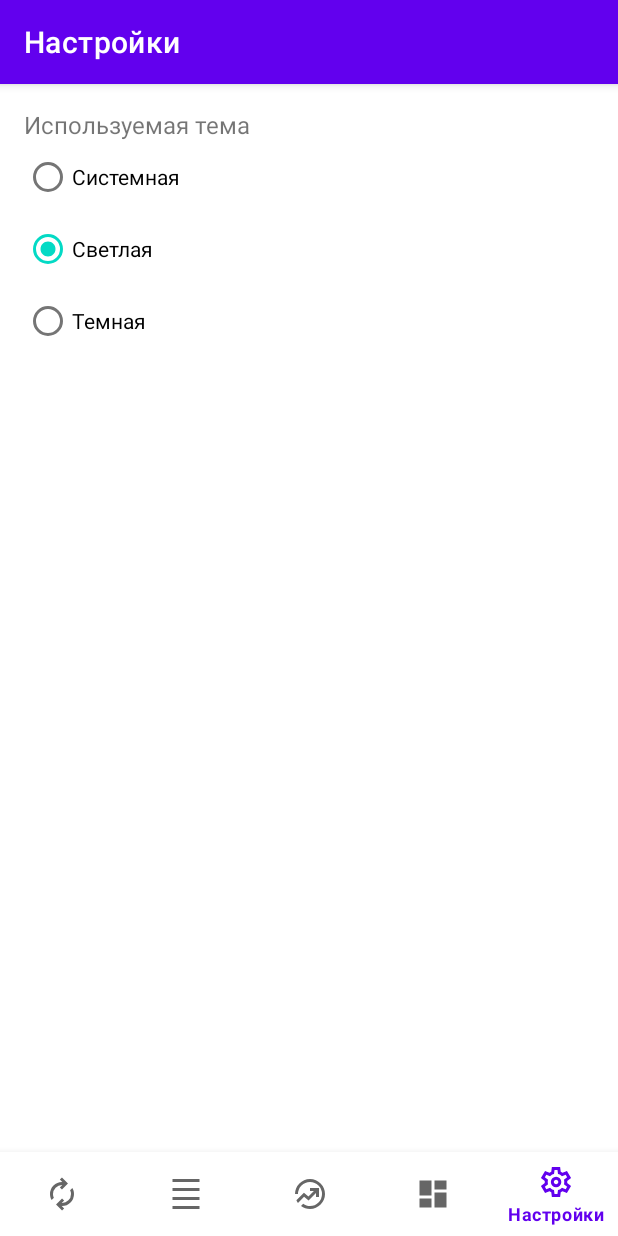
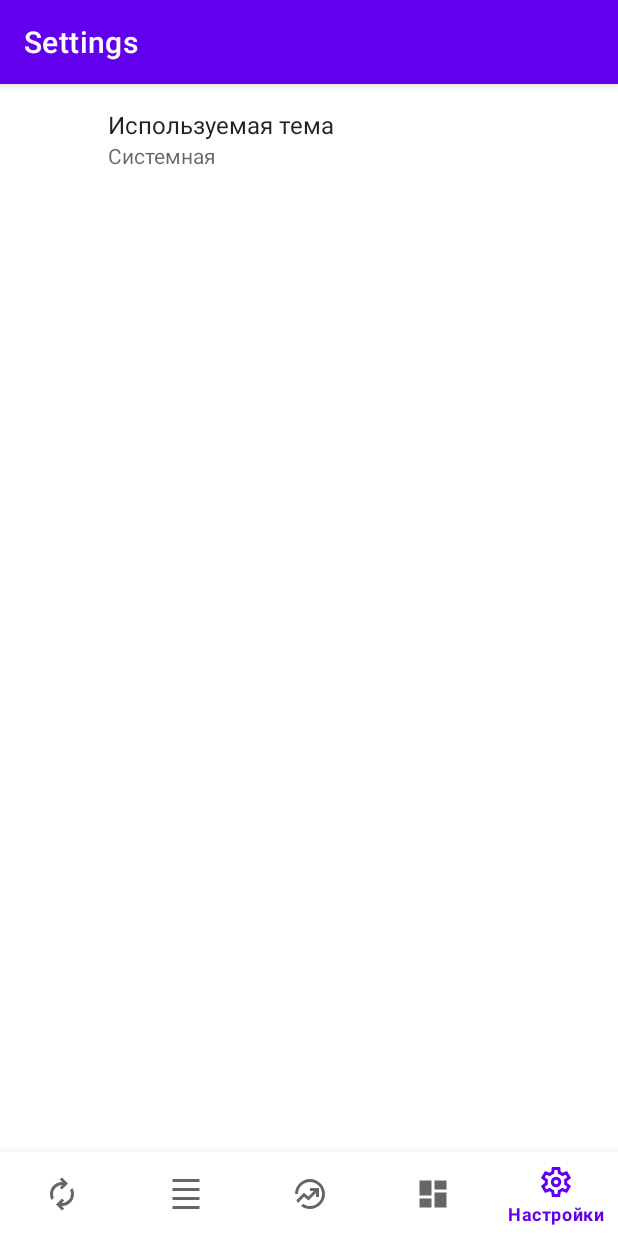
Before and after one commit to MiseikoDenis/Exchange, an Android app: the screen it shows after launch (MainActivity), item 5 of the bottom bar chosen, on a phone screen of 412 x 824 dp. Run offline under Robolectric (Android 15) with nearby library versions, the phone set to English and light mode, and no system bars; our stand-ins replace Dagger/Hilt's generated code, Room's generated code, androidx.preference, navigation-ui; 2 statements that could not run were skipped.

Commit message:
Переход настроек на androidx Preference library

```diff
--- a/app/src/main/java/com/example/exchange/AppComponent.kt
+++ b/app/src/main/java/com/example/exchange/AppComponent.kt
@@ -1,11 +1,12 @@
 package com.example.exchange
 
 import android.content.Context
+import com.example.exchange.presentation.MainActivity
 import com.example.exchange.presentation.currencies.CurrenciesFragment
 import com.example.exchange.presentation.currencies.CurrenciesViewModel
 import com.example.exchange.presentation.dynamic.DynamicFragment
 import com.example.exchange.presentation.dynamic.DynamicViewModel
-import com.example.exchange.presentation.settings.SettingsFragment
+import com.example.exchange.presentation.settings.Settings
 import com.example.exchange.presentation.start.StartFragment
 import com.example.exchange.presentation.start.StartViewModel
 import com.example.exchange.repository.CurrenciesRepositoryImpl
@@ -24,11 +25,12 @@ interface AppComponent {
     fun inject(target: CurrenciesRepositoryImpl)
     fun inject(target: CurrenciesViewModel)
     fun inject(target: StartViewModel)
-    fun inject(target: SettingsFragment)
     fun inject(target: DynamicViewModel)
     fun inject(target: StartFragment)
     fun inject(target: CurrenciesFragment)
     fun inject(target: DynamicFragment)
+    fun inject(target: MainActivity)
+    fun inject(target: Settings)
 
     @Component.Builder
     interface Builder {
--- a/app/src/main/java/com/example/exchange/presentation/MainActivity.kt
+++ b/app/src/main/java/com/example/exchange/presentation/MainActivity.kt
@@ -4,24 +4,35 @@ import android.annotation.SuppressLint
 import android.content.pm.ActivityInfo
 import android.os.Bundle
 import androidx.appcompat.app.AppCompatActivity
-import androidx.appcompat.app.AppCompatDelegate
+import androidx.appcompat.app.AppCompatDelegate.*
 import androidx.navigation.findNavController
 import androidx.navigation.ui.AppBarConfiguration
 import androidx.navigation.ui.setupActionBarWithNavController
 import androidx.navigation.ui.setupWithNavController
 import com.example.exchange.R
+import com.example.exchange.util.Constants.Companion.APP_THEME_PREFERENCE_DARK
+import com.example.exchange.util.Constants.Companion.APP_THEME_PREFERENCE_LIGHT
+import com.example.exchange.util.Constants.Companion.APP_THEME_PREFERENCE_SYSTEM
+import com.example.exchange.util.Constants.Companion.THEME_UNDEFINED
+import com.example.exchange.util.preference.SharedPreferencesManager
 import com.google.android.material.bottomnavigation.BottomNavigationView
+import javax.inject.Inject
 
 class MainActivity : AppCompatActivity() {
+
+    @Inject
+    lateinit var sharedPreferencesManager: SharedPreferencesManager
 
     @SuppressLint("SourceLockedOrientationActivity")
     override fun onCreate(savedInstanceState: Bundle?) {
         super.onCreate(savedInstanceState)
         setContentView(R.layout.activity_main)
 
+        baseContext.appComponent.inject(this)
+
         requestedOrientation = ActivityInfo.SCREEN_ORIENTATION_PORTRAIT
 
-        AppCompatDelegate.setDefaultNightMode(AppCompatDelegate.getDefaultNightMode())
+        initView()
 
         val navView: BottomNavigationView = findViewById(R.id.nav_view)
 
@@ -33,7 +44,7 @@ class MainActivity : AppCompatActivity() {
                 R.id.currenciesFragment,
                 R.id.dynamicFragment,
                 R.id.aboutFragment,
-                R.id.settingsFragment
+                R.id.settings
             )
         )
 
@@ -41,5 +52,14 @@ class MainActivity : AppCompatActivity() {
         navView.setupWithNavController(navController)
     }
 
+    private fun initView() {
+        when (sharedPreferencesManager.getSavedTheme()) {
+            APP_THEME_PREFERENCE_LIGHT -> setDefaultNightMode(MODE_NIGHT_NO)
+            APP_THEME_PREFERENCE_DARK -> setDefaultNightMode(MODE_NIGHT_YES)
+            APP_THEME_PREFERENCE_SYSTEM -> setDefaultNightMode(MODE_NIGHT_FOLLOW_SYSTEM)
+            THEME_UNDEFINED -> setDefaultNightMode(MODE_NIGHT_FOLLOW_SYSTEM)
+        }
+    }
+
 
 }
--- /dev/null
+++ b/app/src/main/java/com/example/exchange/presentation/settings/Settings.kt
@@ -0,0 +1,59 @@
+package com.example.exchange.presentation.settings
+
+import android.os.Bundle
+import androidx.appcompat.app.AppCompatDelegate
+import androidx.preference.ListPreference
+import androidx.preference.Preference.OnPreferenceChangeListener
+import androidx.preference.PreferenceFragmentCompat
+import com.example.exchange.R
+import com.example.exchange.presentation.appComponent
+import com.example.exchange.util.Constants.Companion.APP_THEME_PREFERENCE
+import com.example.exchange.util.Constants.Companion.APP_THEME_PREFERENCE_DARK
+import com.example.exchange.util.Constants.Companion.APP_THEME_PREFERENCE_LIGHT
+import com.example.exchange.util.Constants.Companion.APP_THEME_PREFERENCE_SYSTEM
+import com.example.exchange.util.preference.SharedPreferencesManager
+import javax.inject.Inject
+
+class Settings : PreferenceFragmentCompat() {
+
+    @Inject
+    lateinit var sharedPreferencesManager: SharedPreferencesManager
+
+    override fun onCreatePreferences(savedInstanceState: Bundle?, rootKey: String?) {
+        setPreferencesFromResource(R.xml.settings, rootKey)
+
+        context?.appComponent?.inject(this)
+
+        val themePreference: ListPreference? = findPreference(APP_THEME_PREFERENCE)
+        themePreference?.apply {
+            entries = arrayOf(
+                getString(R.string.system),
+                getString(R.string.light),
+                getString(R.string.dark)
+            )
+            entryValues = arrayOf(
+                APP_THEME_PREFERENCE_SYSTEM,
+                APP_THEME_PREFERENCE_LIGHT,
+                APP_THEME_PREFERENCE_DARK
+            )
+            setDefaultValue(APP_THEME_PREFERENCE_SYSTEM)
+        }
+
+        themePreference?.onPreferenceChangeListener =
+            OnPreferenceChangeListener { _, newValue ->
+                when (newValue) {
+                    APP_THEME_PREFERENCE_DARK -> sharedPreferencesManager.setTheme(
+                        AppCompatDelegate.MODE_NIGHT_YES
+                    )
+                    APP_THEME_PREFERENCE_LIGHT -> sharedPreferencesManager.setTheme(
+                        AppCompatDelegate.MODE_NIGHT_NO
+                    )
+                    APP_THEME_PREFERENCE_SYSTEM -> sharedPreferencesManager.setTheme(
+                        AppCompatDelegate.MODE_NIGHT_FOLLOW_SYSTEM
+                    )
+                }
+                true
+            }
+    }
+
+}
--- a/app/src/main/java/com/example/exchange/presentation/settings/SettingsFragment.kt
+++ /dev/null
@@ -1,70 +0,0 @@
-package com.example.exchange.presentation.settings
-
-import android.content.res.Configuration
-import android.os.Build
-import android.os.Bundle
-import android.view.LayoutInflater
-import android.view.View
-import android.view.ViewGroup
-import androidx.appcompat.app.AppCompatDelegate
-import androidx.fragment.app.Fragment
-import com.example.exchange.R
-import com.example.exchange.databinding.FragmentSettingsBinding
-import com.example.exchange.presentation.appComponent
-import com.example.exchange.util.Constants.Companion.APP_THEME_PREFERENCE_DARK
-import com.example.exchange.util.Constants.Companion.APP_THEME_PREFERENCE_LIGHT
-import com.example.exchange.util.Constants.Companion.APP_THEME_PREFERENCE_SYSTEM
-import com.example.exchange.util.Constants.Companion.THEME_UNDEFINED
-import com.example.exchange.util.preference.SharedPreferencesManager
-import javax.inject.Inject
-
-class SettingsFragment : Fragment() {
-
-    private var _binding: FragmentSettingsBinding? = null
-    private val binding
-        get() = requireNotNull(_binding) {
-            "View was destroyed"
-        }
-
-    @Inject
-    lateinit var sharedPreferencesManager: SharedPreferencesManager
-
-    override fun onCreateView(
-        inflater: LayoutInflater, container: ViewGroup?,
-        savedInstanceState: Bundle?
-    ): View? {
-        _binding = FragmentSettingsBinding.inflate(inflater, container, false)
-
-        context?.appComponent?.inject(this)
-
-        initView()
-        initTheme()
-
-        return binding.root
-    }
-
-    private fun initView() {
-        binding.themeSettings.setOnCheckedChangeListener { _, checked ->
-            when(checked) {
-                R.id.dark_theme_radiobutton -> sharedPreferencesManager.setTheme(AppCompatDelegate.MODE_NIGHT_YES, APP_THEME_PREFERENCE_DARK)
-                R.id.light_theme_radiobutton -> sharedPreferencesManager.setTheme(AppCompatDelegate.MODE_NIGHT_NO, APP_THEME_PREFERENCE_LIGHT)
-                R.id.system_theme_radiobutton -> sharedPreferencesManager.setTheme(AppCompatDelegate.MODE_NIGHT_FOLLOW_SYSTEM, APP_THEME_PREFERENCE_SYSTEM)
-            }
-        }
-    }
-
-    private fun initTheme() {
-        when (sharedPreferencesManager.getSavedTheme()) {
-            APP_THEME_PREFERENCE_LIGHT -> binding.lightThemeRadiobutton.isChecked = true
-            APP_THEME_PREFERENCE_DARK -> binding.darkThemeRadiobutton.isChecked = true
-            APP_THEME_PREFERENCE_SYSTEM -> binding.systemThemeRadiobutton.isChecked = true
-            THEME_UNDEFINED -> {
-                when (resources.configuration.uiMode.and(Configuration.UI_MODE_NIGHT_MASK)) {
-                    Configuration.UI_MODE_NIGHT_NO -> binding.lightThemeRadiobutton.isChecked = true
-                    Configuration.UI_MODE_NIGHT_YES -> binding.darkThemeRadiobutton.isChecked = true
-                    Configuration.UI_MODE_NIGHT_UNDEFINED -> binding.systemThemeRadiobutton.isChecked = true
-                }
-            }
-        }
-    }
-}
--- a/app/src/main/java/com/example/exchange/presentation/start/StartFragment.kt
+++ b/app/src/main/java/com/example/exchange/presentation/start/StartFragment.kt
@@ -22,6 +22,7 @@ import com.example.exchange.util.Constants.Companion.RUB
 import com.example.exchange.util.Constants.Companion.SECOND_FIELD
 import com.example.exchange.util.Constants.Companion.THIRD_FIELD
 import com.example.exchange.util.Constants.Companion.USD
+import com.example.exchange.util.preference.SharedPreferencesManager
 import com.example.exchange.util.spinner.CustomSpinnerAdapter
 import javax.inject.Inject
 
@@ -36,6 +37,9 @@ class StartFragment : Fragment() {
 
     @Inject
     lateinit var viewModel: StartViewModel
+
+    @Inject
+    lateinit var sharedPreferencesManager: SharedPreferencesManager
 
     override fun onCreateView(
         inflater: LayoutInflater,
--- a/app/src/main/java/com/example/exchange/util/Constants.kt
+++ b/app/src/main/java/com/example/exchange/util/Constants.kt
@@ -5,7 +5,6 @@ class Constants {
 
         const val BASE_URL = "https://www.nbrb.by/api/exrates/"
 
-        const val APP_PREFERENCE = "Settings"
         const val APP_THEME_PREFERENCE = "Theme_Settings"
         const val APP_THEME_PREFERENCE_LIGHT = "Theme_Settings_Light"
         const val APP_THEME_PREFERENCE_DARK = "Theme_Settings_Dark"
--- a/app/src/main/java/com/example/exchange/util/preference/SharedPreferencesManager.kt
+++ b/app/src/main/java/com/example/exchange/util/preference/SharedPreferencesManager.kt
@@ -3,7 +3,6 @@ package com.example.exchange.util.preference
 
 interface SharedPreferencesManager{
 
-    fun setTheme(themeMode: Int, prefsMode: String)
-    fun saveTheme(theme: String)
+    fun setTheme(themeMode: Int)
     fun getSavedTheme(): String?
 }
--- a/app/src/main/java/com/example/exchange/util/preference/SharedPreferencesManagerImpl.kt
+++ b/app/src/main/java/com/example/exchange/util/preference/SharedPreferencesManagerImpl.kt
@@ -2,7 +2,7 @@ package com.example.exchange.util.preference
 
 import android.content.Context
 import androidx.appcompat.app.AppCompatDelegate
-import com.example.exchange.util.Constants.Companion.APP_PREFERENCE
+import androidx.preference.PreferenceManager
 import com.example.exchange.util.Constants.Companion.APP_THEME_PREFERENCE
 import com.example.exchange.util.Constants.Companion.THEME_UNDEFINED
 import javax.inject.Inject
@@ -11,18 +11,10 @@ class SharedPreferencesManagerImpl @Inject constructor(private val context: Cont
 
 
     private val preferences by lazy {
-        context.getSharedPreferences(
-            APP_PREFERENCE,
-            Context.MODE_PRIVATE
-        )
+        PreferenceManager.getDefaultSharedPreferences(context)
     }
 
-    override fun setTheme(themeMode: Int, prefsMode: String) {
-        AppCompatDelegate.setDefaultNightMode(themeMode)
-        saveTheme(prefsMode)
-    }
-
-    override fun saveTheme(theme: String) = preferences.edit().putString(APP_THEME_PREFERENCE, theme).apply()
+    override fun setTheme(themeMode: Int) = AppCompatDelegate.setDefaultNightMode(themeMode)
 
     override fun getSavedTheme() = preferences.getString(APP_THEME_PREFERENCE, THEME_UNDEFINED)
 }
--- a/app/src/main/res/layout/fragment_settings.xml
+++ /dev/null
@@ -1,43 +0,0 @@
-<?xml version="1.0" encoding="utf-8"?>
-<androidx.constraintlayout.widget.ConstraintLayout xmlns:android="http://schemas.android.com/apk/res/android"
-    xmlns:tools="http://schemas.android.com/tools"
-    android:layout_width="match_parent"
-    android:layout_height="match_parent"
-    xmlns:app="http://schemas.android.com/apk/res-auto"
-    tools:context=".presentation.settings.SettingsFragment">
-
-
-    <RadioGroup
-        android:id="@+id/theme_settings"
-        android:layout_width="match_parent"
-        android:layout_height="wrap_content"
-        android:layout_margin="16dp"
-        app:layout_constraintTop_toTopOf="parent">
-
-        <TextView
-            android:layout_width="match_parent"
-            android:layout_height="wrap_content"
-            android:text="@string/using_theme"
-            android:textSize="16sp" />
-
-        <RadioButton
-            android:id="@+id/system_theme_radiobutton"
-            android:layout_width="match_parent"
-            android:layout_height="wrap_content"
-            android:text="@string/system" />
-
-        <RadioButton
-            android:id="@+id/light_theme_radiobutton"
-            android:layout_width="match_parent"
-            android:layout_height="wrap_content"
-            android:text="@string/light" />
-
-        <RadioButton
-            android:id="@+id/dark_theme_radiobutton"
-            android:layout_width="match_parent"
-            android:layout_height="wrap_content"
-            android:text="@string/dark" />
-    </RadioGroup>
-
-
-</androidx.constraintlayout.widget.ConstraintLayout>
--- a/app/src/main/res/menu/bottom_nav_menu.xml
+++ b/app/src/main/res/menu/bottom_nav_menu.xml
@@ -22,7 +22,7 @@
         android:title="@string/info" />
 
     <item
-        android:id="@+id/settingsFragment"
+        android:id="@+id/settings"
         android:icon="@drawable/settings_24dp"
         android:title="@string/settings" />
 
--- a/app/src/main/res/navigation/nav_graph.xml
+++ b/app/src/main/res/navigation/nav_graph.xml
@@ -25,9 +25,9 @@
         android:name="com.example.exchange.presentation.fourth.AboutFragment"
         android:label="@string/about_app"
         tools:layout="@layout/fragment_about" />
+
     <fragment
-        android:id="@+id/settingsFragment"
-        android:name="com.example.exchange.presentation.settings.SettingsFragment"
-        android:label="@string/settings"
-        tools:layout="@layout/fragment_settings" />
+        android:id="@+id/settings"
+        android:name="com.example.exchange.presentation.settings.Settings"
+        android:label="Settings" />
 </navigation>
--- a/app/src/main/res/values/colors.xml
+++ b/app/src/main/res/values/colors.xml
@@ -8,4 +8,5 @@
     <color name="black">#FF000000</color>
     <color name="white">#FFFFFFFF</color>
     <color name="green">#008080</color>
+    <color name="darkGrey">#121212</color>
 </resources>
--- a/app/src/main/res/values/strings.xml
+++ b/app/src/main/res/values/strings.xml
@@ -18,4 +18,6 @@
     <string name="currencies_list">Список валют</string>
     <string name="rate_dynamic">Динамика курса</string>
     <string name="converter_currency">Конвертер валют</string>
+    <string name="set_app_theme">Устанавливает тему приложения</string>
+    <string name="choose_app_theme">Выберите тему приложения</string>
 </resources>
--- /dev/null
+++ b/app/src/main/res/xml/settings.xml
@@ -0,0 +1,14 @@
+<?xml version="1.0" encoding="utf-8"?>
+<PreferenceScreen xmlns:android="http://schemas.android.com/apk/res/android"
+    xmlns:app="http://schemas.android.com/apk/res-auto">
+
+    <ListPreference
+        app:key="Theme_Settings"
+        app:title="@string/using_theme"
+        android:summary="@string/set_app_theme"
+        android:dialogTitle="@string/choose_app_theme"
+        app:useSimpleSummaryProvider="true">
+
+    </ListPreference>
+
+</PreferenceScreen>
--- a/build.gradle
+++ b/build.gradle
@@ -11,8 +11,8 @@ buildscript {
 
 
 plugins {
-    id 'com.android.application' version '7.3.1' apply false
-    id 'com.android.library' version '7.3.1' apply false
+    id 'com.android.application' version '7.4.0' apply false
+    id 'com.android.library' version '7.4.0' apply false
     id 'org.jetbrains.kotlin.android' version '1.7.10' apply false
 }
 
```
Also changed, not shown: app/build.gradle (+9 -5 lines), gradle/wrapper/gradle-wrapper.properties.
